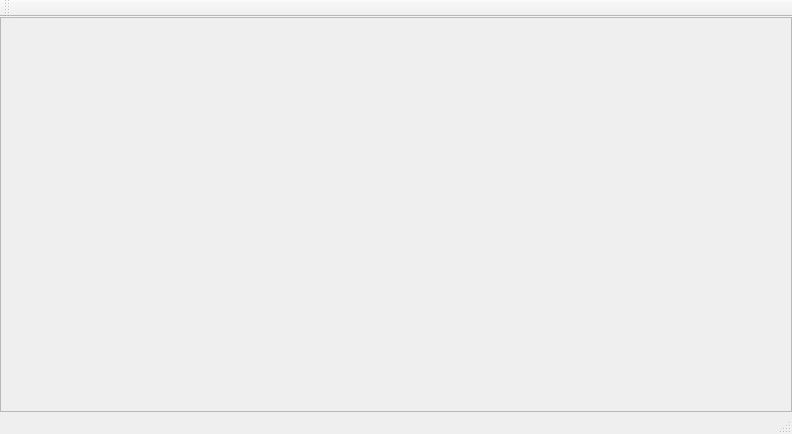
Old version of the form TestSandbox/Projects/TestSandbox.ui in the repository yozka/antfarm.
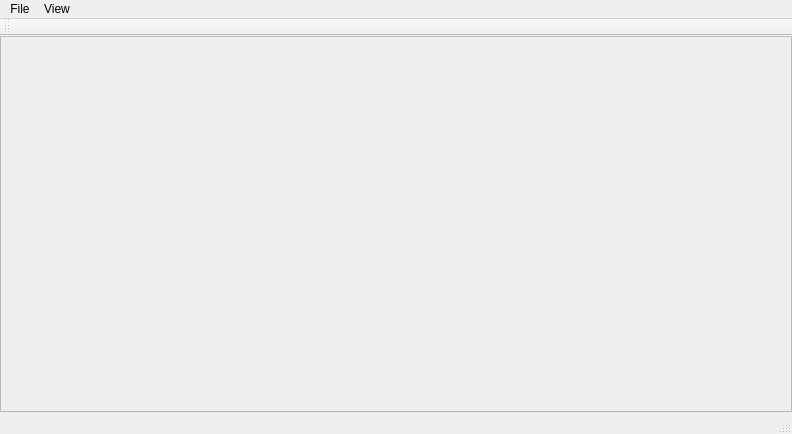
New version of the form.

Diff of the .ui file:
```diff
--- a/TestSandbox/Projects/TestSandbox.ui
+++ b/TestSandbox/Projects/TestSandbox.ui
@@ -41,7 +41,7 @@
          <x>0</x>
          <y>0</y>
          <width>790</width>
-         <height>379</height>
+         <height>351</height>
         </rect>
        </property>
        <layout class="QVBoxLayout" name="verticalLayout_2">
@@ -82,8 +82,31 @@
      <height>21</height>
     </rect>
    </property>
+   <widget class="QMenu" name="menuFile">
+    <property name="title">
+     <string>File</string>
+    </property>
+    <addaction name="actionExit"/>
+   </widget>
+   <widget class="QMenu" name="menuView">
+    <property name="title">
+     <string>View</string>
+    </property>
+    <addaction name="actionWaterPressure"/>
+   </widget>
+   <addaction name="menuFile"/>
+   <addaction name="menuView"/>
   </widget>
   <widget class="QToolBar" name="mainToolBar">
+   <property name="minimumSize">
+    <size>
+     <width>0</width>
+     <height>40</height>
+    </size>
+   </property>
+   <property name="toolButtonStyle">
+    <enum>Qt::ToolButtonTextOnly</enum>
+   </property>
    <attribute name="toolBarArea">
     <enum>TopToolBarArea</enum>
    </attribute>
```
Left out of the diff: 35 changed lines with no effect on the pictures.
